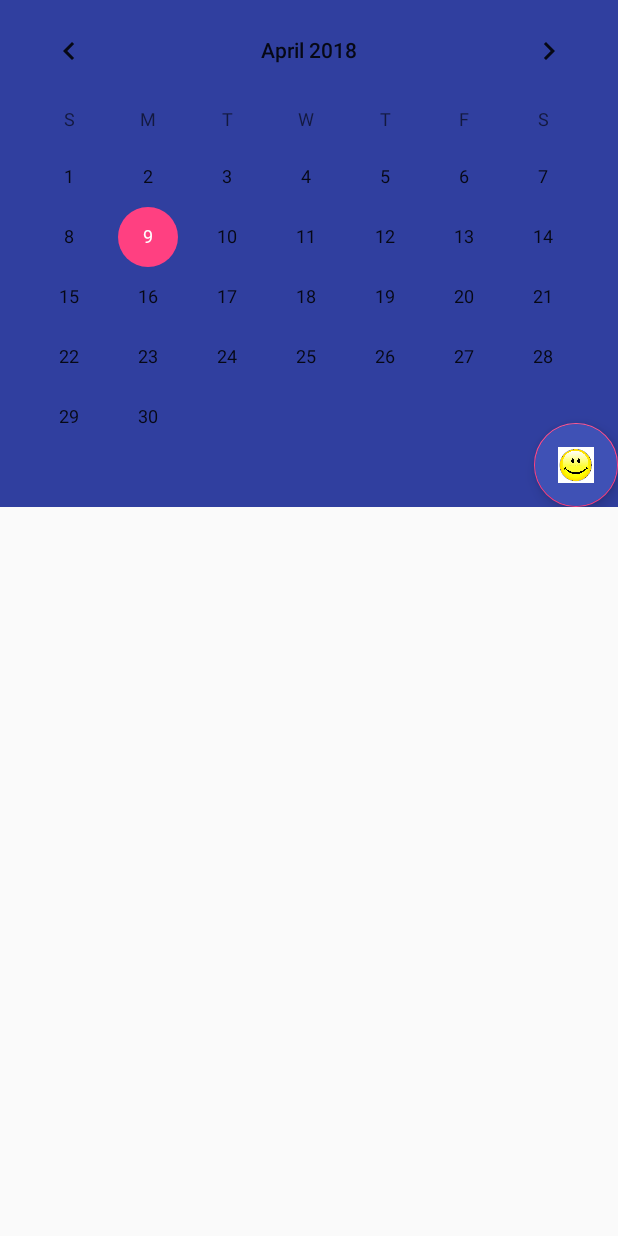
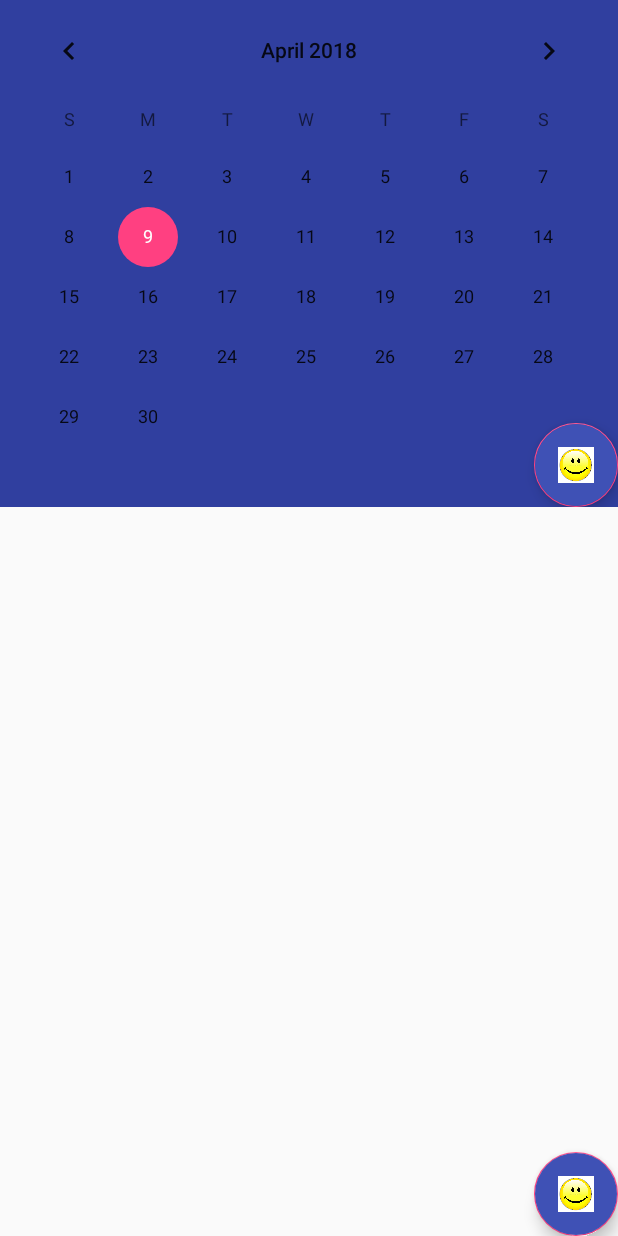
Before and after one commit to yuhny/MyWallet, an Android app: the fragment WalletManageFragment shown on its own in the app's theme, on a phone screen of 412 x 824 dp. Run offline under Robolectric (Android 15) with nearby library versions, the phone set to English and light mode, and no system bars.

Commit message:
created WalletManage activity, 2 fabs, CalendarView

```diff
--- a/app/src/main/java/com/terralogic/mywallet/fragment/ListExpenseFragment.java
+++ b/app/src/main/java/com/terralogic/mywallet/fragment/ListExpenseFragment.java
@@ -20,7 +20,6 @@ import java.util.List;
 
 public class ListExpenseFragment extends Fragment {
     RecyclerView recyclerView;
-    FloatingActionButton fab;
     List<Expense> expenseList;
     ExpenseAdapter adapter;
 
@@ -51,8 +50,6 @@ public class ListExpenseFragment extends Fragment {
         adapter = new ExpenseAdapter(this.getContext(), expenseList);
         recyclerView.setAdapter(adapter);
 
-        fab = (FloatingActionButton) view.findViewById(R.id.fabAdd);
-
         return view;
     }
 
--- a/app/src/main/res/layout/fragment_wallet_manager.xml
+++ b/app/src/main/res/layout/fragment_wallet_manager.xml
@@ -9,18 +9,28 @@
         android:layout_width="match_parent"
         android:layout_height="wrap_content"
         android:background="@color/colorPrimaryDark">
+
         <android.support.design.widget.FloatingActionButton
             android:id="@+id/fabBalance"
             android:layout_width="wrap_content"
             android:layout_height="wrap_content"
             android:layout_gravity="bottom|end"
-            android:src="@drawable/icon_smile"
+            android:background="@null"
             android:backgroundTint="@color/colorPrimary"
-            android:background="@null"/>
+            android:src="@drawable/icon_smile" />
     </CalendarView>
 
     <FrameLayout
         android:id="@+id/frameManage"
         android:layout_width="match_parent"
-        android:layout_height="match_parent" />
+        android:layout_height="match_parent">
+
+        <android.support.design.widget.FloatingActionButton
+            android:id="@+id/fabAdd"
+            android:layout_width="wrap_content"
+            android:layout_height="wrap_content"
+            android:layout_gravity="bottom|end"
+            android:backgroundTint="@color/colorPrimary"
+            android:src="@drawable/icon_smile" />
+    </FrameLayout>
 </LinearLayout>
```
Also changed, not shown: app/src/main/res/layout/fragment_list_expense.xml (+0 -8 lines).
